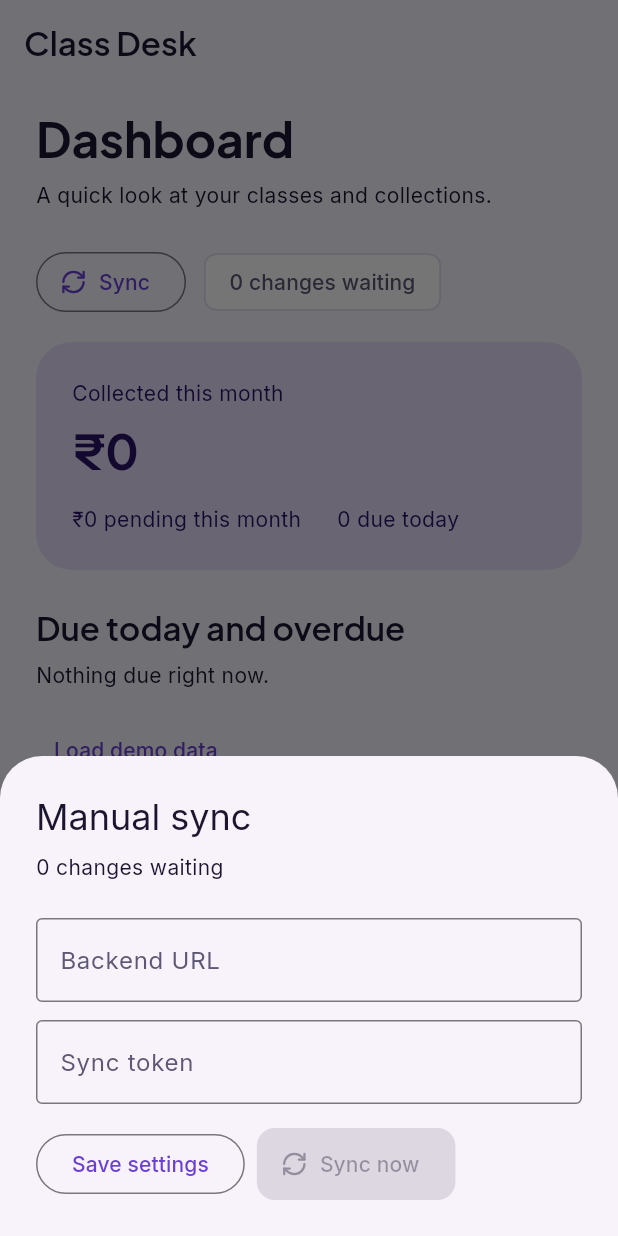
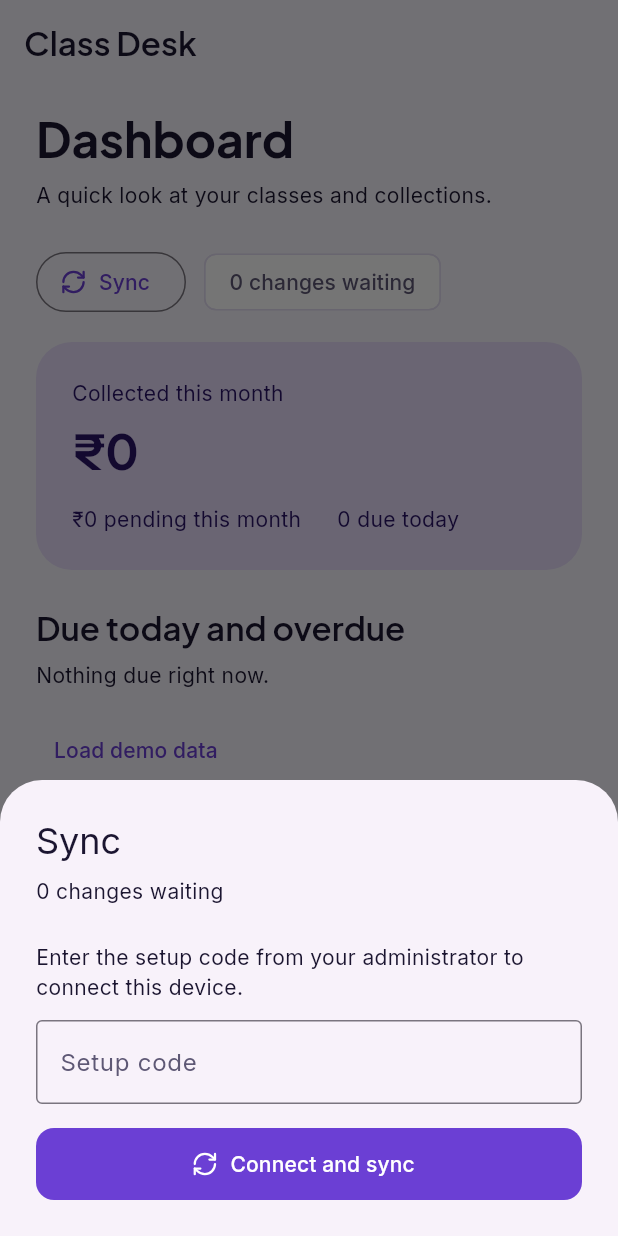
Before and after one commit to Bhargav-92/ClassDesk, a Flutter app: the screen it shows after launch, after a tap on "Sync", on a phone screen of 412 x 824 dp. Run offline on Flutter 3.47's test engine with Material 3 defaults, Android fonts, the phone set to English and light mode, and no system bars; our stand-ins replace connectivity_plus, flutter_local_notifications, flutter_secure_storage, flutter_timezone, lucide_icons_flutter, shared_preferences and 3 more; accounts and stored records are empty; statements that could not run were skipped.

Commit message:
fix: replaced  manual sync feature with auto sync feature

```diff
--- a/lib/features/sync/manual_sync.dart
+++ b/lib/features/sync/manual_sync.dart
@@ -76,7 +76,7 @@ class HttpSyncTransport implements SyncTransport {
     final response = await request.timeout(const Duration(seconds: 25));
     if (response.statusCode != 200) {
       final message = switch (response.statusCode) {
-        401 => 'The sync token was rejected. Check Settings.',
+        401 => 'The setup code was rejected. Enter a new code in Settings.',
         403 => 'The server does not allow this browser origin.',
         409 =>
           'A local record conflicts with the server. Your local edits are still saved.',
--- a/lib/features/sync/sync_panel.dart
+++ b/lib/features/sync/sync_panel.dart
@@ -137,18 +137,18 @@ class _SyncPanel extends StatefulWidget {
 
 class _SyncPanelState extends State<_SyncPanel> {
   SyncController get _sync => widget.controller;
-  late final _endpoint = TextEditingController(
-    text:
-        _sync.credentials?.endpoint.toString() ??
-        const String.fromEnvironment('CLASS_DESK_SYNC_URL'),
+  static const _hostedEndpoint = String.fromEnvironment(
+    'CLASS_DESK_SYNC_URL',
+    defaultValue: 'https://classdesk-qcvs.onrender.com',
   );
+  static const _defaultEndpoint = 'https://classdesk-qcvs.onrender.com';
+
   final _token = TextEditingController();
   String? _configError;
   bool _saving = false;
 
   @override
   void dispose() {
-    _endpoint.dispose();
     _token.dispose();
     super.dispose();
   }
@@ -159,22 +159,20 @@ class _SyncPanelState extends State<_SyncPanel> {
       _configError = null;
     });
     try {
+      final endpoint =
+          _sync.credentials?.endpoint.toString() ??
+          (_hostedEndpoint.isEmpty ? _defaultEndpoint : _hostedEndpoint);
       final token = _token.text.trim();
-      final endpoint = _endpoint.text;
-      final previous = _sync.credentials;
-      if (token.isEmpty &&
-          previous != null &&
-          endpoint.trim().replaceFirst(RegExp(r'/+$'), '') !=
-              previous.endpoint.toString()) {
-        throw const FormatException('Enter the token for the new backend URL.');
+      if (token.isNotEmpty || _sync.credentials == null) {
+        if (token.length < 32 || RegExp(r'\s').hasMatch(token)) {
+          throw const FormatException(
+            'Enter the setup code from your administrator.',
+          );
+        }
+        await _sync.configure(SyncCredentials(endpoint, token));
+        if (mounted) _token.clear();
       }
-      await _sync.configure(
-        SyncCredentials(
-          endpoint,
-          token.isEmpty ? previous?.token ?? '' : token,
-        ),
-      );
-      if (mounted) _token.clear();
+      await _sync.run();
     } on FormatException catch (issue) {
       if (mounted) setState(() => _configError = issue.message);
     } on Exception {
@@ -196,10 +194,7 @@ class _SyncPanelState extends State<_SyncPanel> {
           padding: const EdgeInsets.all(24),
           shrinkWrap: true,
           children: [
-            Text(
-              'Manual sync',
-              style: Theme.of(context).textTheme.headlineSmall,
-            ),
+            Text('Sync', style: Theme.of(context).textTheme.headlineSmall),
             const SizedBox(height: 8),
             Text('${_sync.pending} changes waiting'),
             if (_sync.lastSuccess case final time?)
@@ -217,17 +212,12 @@ class _SyncPanelState extends State<_SyncPanel> {
                 style: TextStyle(color: Theme.of(context).colorScheme.error),
               ),
             const SizedBox(height: 24),
-            TextField(
-              controller: _endpoint,
-              enabled: !_sync.running && !_saving,
-              keyboardType: TextInputType.url,
-              autocorrect: false,
-              decoration: const InputDecoration(
-                labelText: 'Backend URL',
-                border: OutlineInputBorder(),
+            if (_sync.credentials == null) ...[
+              const Text(
+                'Enter the setup code from your administrator to connect this device.',
               ),
-            ),
-            const SizedBox(height: 12),
+              const SizedBox(height: 12),
+            ],
             TextField(
               controller: _token,
               enabled: !_sync.running && !_saving,
@@ -236,8 +226,8 @@ class _SyncPanelState extends State<_SyncPanel> {
               enableSuggestions: false,
               decoration: InputDecoration(
                 labelText: _sync.credentials == null
-                    ? 'Sync token'
-                    : 'Replace saved token (optional)',
+                    ? 'Setup code'
+                    : 'New setup code (optional)',
                 border: const OutlineInputBorder(),
               ),
             ),
@@ -247,23 +237,12 @@ class _SyncPanelState extends State<_SyncPanel> {
                 style: TextStyle(color: Theme.of(context).colorScheme.error),
               ),
             const SizedBox(height: 16),
-            Wrap(
-              spacing: 8,
-              runSpacing: 8,
-              children: [
-                OutlinedButton(
-                  onPressed: _sync.running || _saving ? null : _save,
-                  child: const Text('Save settings'),
-                ),
-                FilledButton.icon(
-                  onPressed:
-                      _sync.running || _saving || _sync.credentials == null
-                      ? null
-                      : _sync.run,
-                  icon: const Icon(LucideIcons.refreshCw),
-                  label: Text(_sync.error == null ? 'Sync now' : 'Retry'),
-                ),
-              ],
+            FilledButton.icon(
+              onPressed: _sync.running || _saving ? null : _save,
+              icon: const Icon(LucideIcons.refreshCw),
+              label: Text(
+                _sync.credentials == null ? 'Connect and sync' : 'Sync now',
+              ),
             ),
           ],
         ),
--- a/render.yaml
+++ b/render.yaml
@@ -5,8 +5,8 @@ services:
     plan: free
     region: singapore
     rootDir: backend
-    buildCommand: corepack pnpm install --frozen-lockfile
-    startCommand: corepack pnpm run migrate && corepack pnpm start
+    buildCommand: pnpm install --frozen-lockfile
+    startCommand: pnpm run migrate && pnpm start
     envVars:
       - key: NODE_VERSION
         value: "24.22.1"
```
